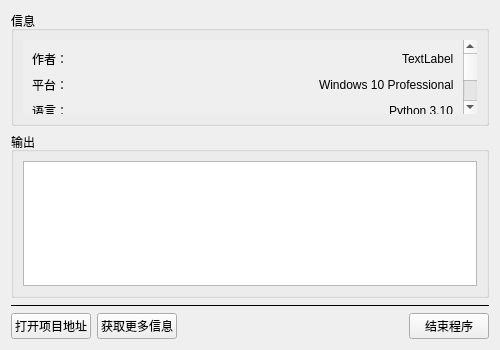
Before: the Qt Designer form resources/ui/help.ui in SacredDreams/BirthdayGift, drawn with Qt 5.
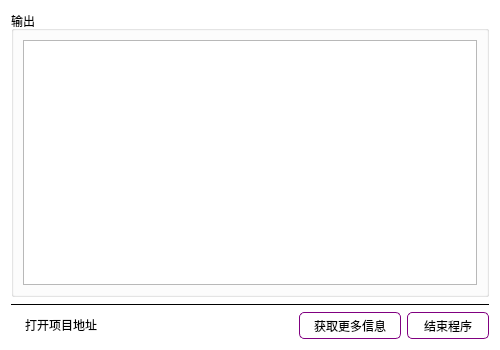
After: the same form once the commit is applied.

The edit to the form file:
```diff
--- a/resources/ui/help.ui
+++ b/resources/ui/help.ui
@@ -25,195 +25,12 @@
   <property name="windowTitle">
    <string>帮助</string>
   </property>
+  <property name="styleSheet">
+   <string notr="true">#Form{
+	background-color:white;
+}</string>
+  </property>
   <layout class="QVBoxLayout" name="verticalLayout_4">
-   <item>
-    <widget class="QGroupBox" name="groupBox">
-     <property name="title">
-      <string>信息</string>
-     </property>
-     <layout class="QVBoxLayout" name="verticalLayout">
-      <item>
-       <widget class="QScrollArea" name="scrollArea">
-        <property name="styleSheet">
-         <string notr="true">#scrollArea{
-	border: 0px
-}</string>
-        </property>
-        <property name="widgetResizable">
-         <bool>true</bool>
-        </property>
-        <widget class="QWidget" name="scrollAreaWidgetContents">
-         <property name="geometry">
-          <rect>
-           <x>0</x>
-           <y>-95</y>
-           <width>435</width>
-           <height>160</height>
-          </rect>
-         </property>
-         <layout class="QVBoxLayout" name="verticalLayout_2">
-          <item>
-           <layout class="QHBoxLayout" name="horizontalLayout_2">
-            <item>
-             <widget class="QLabel" name="label">
-              <property name="text">
-               <string>作者：</string>
-              </property>
-             </widget>
-            </item>
-            <item>
-             <spacer name="horizontalSpacer_2">
-              <property name="orientation">
-               <enum>Qt::Horizontal</enum>
-              </property>
-              <property name="sizeHint" stdset="0">
-               <size>
-                <width>40</width>
-                <height>20</height>
-               </size>
-              </property>
-             </spacer>
-            </item>
-            <item>
-             <widget class="QLabel" name="label_6">
-              <property name="text">
-               <string>TextLabel</string>
-              </property>
-             </widget>
-            </item>
-           </layout>
-          </item>
-          <item>
-           <layout class="QHBoxLayout" name="horizontalLayout_6">
-            <item>
-             <widget class="QLabel" name="label_3">
-              <property name="text">
-               <string>平台：</string>
-              </property>
-             </widget>
-            </item>
-            <item>
-             <spacer name="horizontalSpacer_3">
-              <property name="orientation">
-               <enum>Qt::Horizontal</enum>
-              </property>
-              <property name="sizeHint" stdset="0">
-               <size>
-                <width>40</width>
-                <height>20</height>
-               </size>
-              </property>
-             </spacer>
-            </item>
-            <item>
-             <widget class="QLabel" name="label_7">
-              <property name="text">
-               <string>Windows 10 Professional</string>
-              </property>
-             </widget>
-            </item>
-           </layout>
-          </item>
-          <item>
-           <layout class="QHBoxLayout" name="horizontalLayout_4">
-            <item>
-             <widget class="QLabel" name="label_2">
-              <property name="text">
-               <string>语言：</string>
-              </property>
-             </widget>
-            </item>
-            <item>
-             <spacer name="horizontalSpacer_4">
-              <property name="orientation">
-               <enum>Qt::Horizontal</enum>
-              </property>
-              <property name="sizeHint" stdset="0">
-               <size>
-                <width>40</width>
-                <height>20</height>
-               </size>
-              </property>
-             </spacer>
-            </item>
-            <item>
-             <widget class="QLabel" name="label_8">
-              <property name="text">
-               <string>Python 3.10</string>
-              </property>
-             </widget>
-            </item>
-           </layout>
-          </item>
-          <item>
-           <layout class="QHBoxLayout" name="horizontalLayout_5">
-            <item>
-             <widget class="QLabel" name="label_4">
-              <property name="text">
-               <string>导入：</string>
-              </property>
-             </widget>
-            </item>
-            <item>
-             <spacer name="horizontalSpacer_5">
-              <property name="orientation">
-               <enum>Qt::Horizontal</enum>
-              </property>
-              <property name="sizeHint" stdset="0">
-               <size>
-                <width>40</width>
-                <height>20</height>
-               </size>
-              </property>
-             </spacer>
-            </item>
-            <item>
-             <widget class="QLabel" name="label_9">
-              <property name="text">
-               <string>PySide2; webbrowser</string>
-              </property>
-             </widget>
-            </item>
-           </layout>
-          </item>
-          <item>
-           <layout class="QHBoxLayout" name="horizontalLayout_7">
-            <item>
-             <widget class="QLabel" name="label_5">
-              <property name="text">
-               <string>地址：</string>
-              </property>
-             </widget>
-            </item>
-            <item>
-             <spacer name="horizontalSpacer_6">
-              <property name="orientation">
-               <enum>Qt::Horizontal</enum>
-              </property>
-              <property name="sizeHint" stdset="0">
-               <size>
-                <width>40</width>
-                <height>20</height>
-               </size>
-              </property>
-             </spacer>
-            </item>
-            <item>
-             <widget class="QLabel" name="label_19">
-              <property name="text">
-               <string>https://github.com/SacredDreams/BirthdayGift</string>
-              </property>
-             </widget>
-            </item>
-           </layout>
-          </item>
-         </layout>
-        </widget>
-       </widget>
-      </item>
-     </layout>
-    </widget>
-   </item>
    <item>
     <widget class="QGroupBox" name="groupBox_2">
      <property name="title">
@@ -240,18 +57,26 @@
     <layout class="QHBoxLayout" name="horizontalLayout">
      <item>
       <widget class="QPushButton" name="pushButton_2">
+       <property name="cursor">
+        <cursorShape>PointingHandCursor</cursorShape>
+       </property>
+       <property name="styleSheet">
+        <string notr="true">#pushButton_2{
+	width:100;
+	border-radius:10px;
+}
+
+#pushButton_2:hover{
+	text-decoration:underline;
+	
+	color:blue;
+}</string>
+       </property>
        <property name="text">
         <string>打开项目地址</string>
        </property>
       </widget>
      </item>
-     <item>
-      <widget class="QPushButton" name="pushButton">
-       <property name="text">
-        <string>获取更多信息</string>
-       </property>
-      </widget>
-     </item>
      <item>
       <spacer name="horizontalSpacer">
        <property name="orientation">
@@ -265,8 +90,57 @@
        </property>
       </spacer>
      </item>
+     <item>
+      <widget class="QPushButton" name="pushButton">
+       <property name="cursor">
+        <cursorShape>PointingHandCursor</cursorShape>
+       </property>
+       <property name="styleSheet">
+        <string notr="true">#pushButton{
+	width:100;
+	height:25;
+	
+	border-style:solid;
+	border-color:purple;
+	border-width:1px;
+	border-radius:5px;
+	
+}
+
+#pushButton:hover{
+	color:rgba(41, 214, 168, 255);
+	border-color:rgba(255, 119, 228, 255);
+	background-color:rgba(211, 211, 211, 20);
+}</string>
+       </property>
+       <property name="text">
+        <string>获取更多信息</string>
+       </property>
+      </widget>
+     </item>
      <item>
       <widget class="QPushButton" name="pushButton_3">
+       <property name="cursor">
+        <cursorShape>PointingHandCursor</cursorShape>
+       </property>
+       <property name="styleSheet">
+        <string notr="true">#pushButton_3{
+	width:80;
+	height:25;
+	
+	border-style:solid;
+	border-color:purple;
+	border-width:1px;
+	border-radius:5px;
+	
+}
+
+#pushButton_3:hover{
+	color:rgba(41, 214, 168, 255);
+	border-color:rgba(255, 119, 228, 255);
+	background-color:rgba(211, 211, 211, 20);
+}</string>
+       </property>
        <property name="text">
         <string>结束程序</string>
        </property>
```
